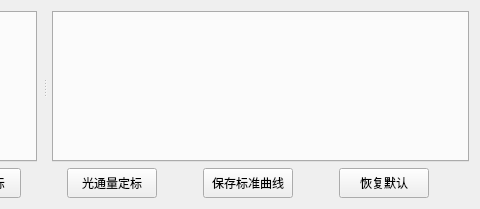
This is HeGui/HSpecCalibrateWidget.ui in hexianqi/QtCode as Qt 5 draws it before an edit; both pictures show x 392 to 872 and y 0 to 209 of the 872 by 209 pixel window. The edited form follows.
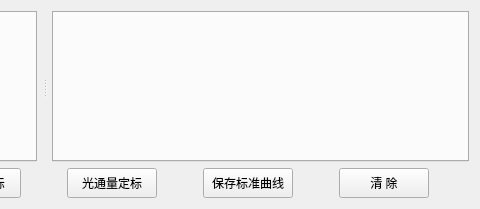
This is the edited form.

Diff of the .ui file:
```diff
--- a/HeGui/HSpecCalibrateWidget.ui
+++ b/HeGui/HSpecCalibrateWidget.ui
@@ -203,7 +203,7 @@
         </size>
        </property>
        <property name="text">
-        <string>恢复默认</string>
+        <string>清 除</string>
        </property>
        <property name="autoDefault">
         <bool>false</bool>
```
